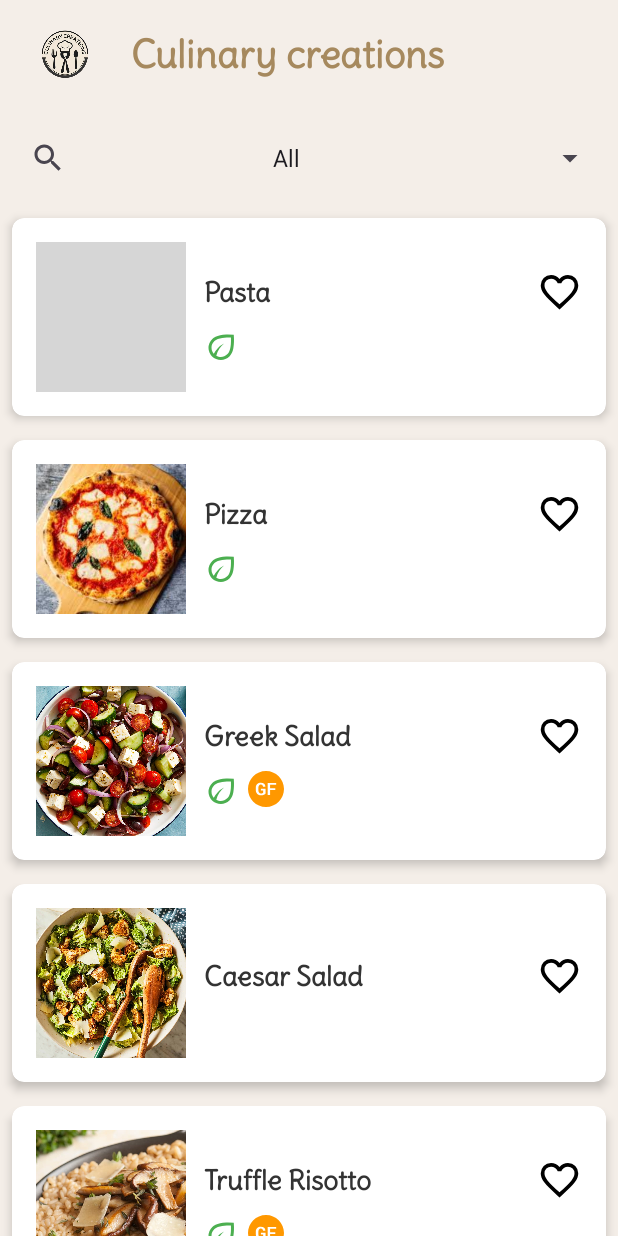
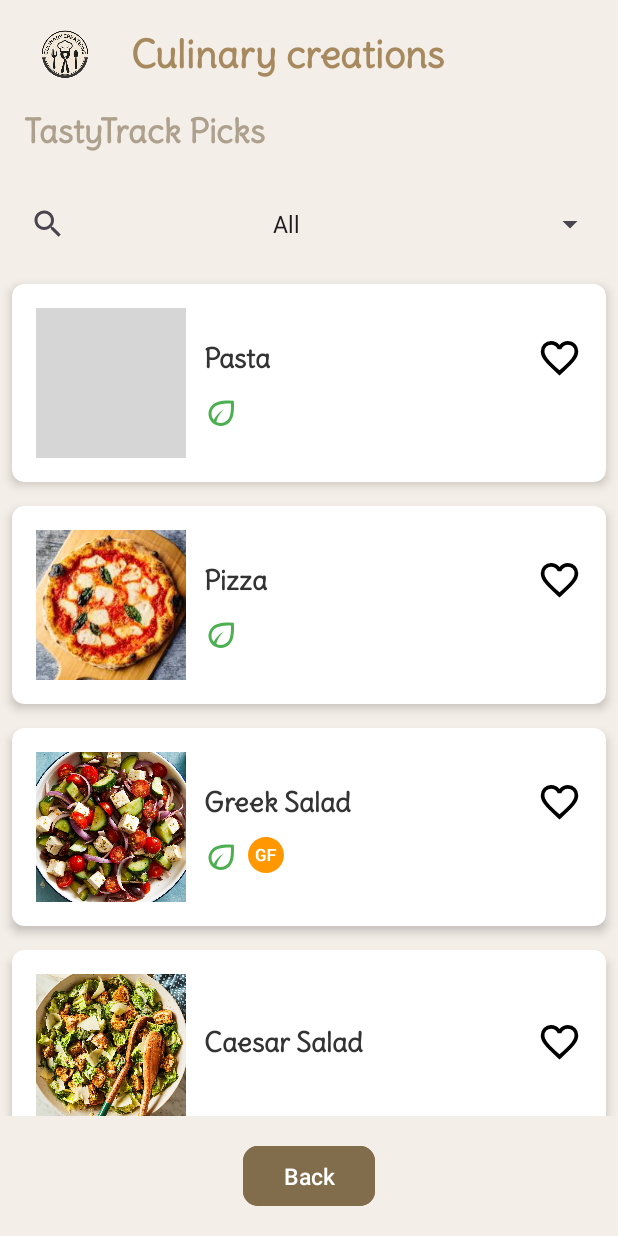
Before and after one commit to Noayo1/TastyTrack, an Android app: the RecipesRecycleView screen opened through its navigation route, on a phone screen of 412 x 824 dp. Run offline under Robolectric (Android 15) with nearby library versions, the light colour scheme and no system bars; our stand-ins replace Firebase (no records; nobody signed in at launch, a user with empty details on screens opened directly); grey boxes are pictures that could not be loaded.

Commit message:
Updated recipe details layout with bottom-aligned back button

```diff
--- a/app/src/main/java/com/example/finalproject/fragments/FavoriesRecipes.java
+++ b/app/src/main/java/com/example/finalproject/fragments/FavoriesRecipes.java
@@ -93,6 +93,10 @@ public class FavoriesRecipes extends Fragment {
 
         loadFavoritesFromFirebase();
 
+        View backButton = view.findViewById(R.id.backButton);
+        backButton.setOnClickListener(v -> requireActivity().onBackPressed());
+
+
         return view;
     }
 
--- a/app/src/main/java/com/example/finalproject/fragments/MyRecipes.java
+++ b/app/src/main/java/com/example/finalproject/fragments/MyRecipes.java
@@ -66,6 +66,10 @@ public class MyRecipes extends Fragment {
 
         loadRecipesFromFirebase();
 
+        View backButton = view.findViewById(R.id.backButton);
+        backButton.setOnClickListener(v -> requireActivity().onBackPressed());
+
+
         return view;
     }
 
--- a/app/src/main/java/com/example/finalproject/fragments/RecipesRecycleView.java
+++ b/app/src/main/java/com/example/finalproject/fragments/RecipesRecycleView.java
@@ -109,6 +109,9 @@ public class RecipesRecycleView extends Fragment {
         // Load favorites from Firebase and mark favorites
         loadFavoritesAndMark();
 
+        View backButton = view.findViewById(R.id.backButton);
+        backButton.setOnClickListener(v -> requireActivity().onBackPressed());
+
         return view;
     }
 
--- a/app/src/main/java/com/example/finalproject/fragments/recipe_details.java
+++ b/app/src/main/java/com/example/finalproject/fragments/recipe_details.java
@@ -116,5 +116,9 @@ public class recipe_details extends Fragment {
         } else {
             Toast.makeText(getContext(), "Error: No recipe found in Bundle", Toast.LENGTH_LONG).show();
         }
+
+        View backButton = view.findViewById(R.id.backButton);
+        backButton.setOnClickListener(v -> requireActivity().onBackPressed());
+
     }
 }
--- a/app/src/main/res/layout/card_my_recipes.xml
+++ b/app/src/main/res/layout/card_my_recipes.xml
@@ -17,7 +17,6 @@
         android:padding="16dp"
         android:gravity="center_vertical">
 
-        <!-- תמונה בצד שמאל -->
         <ImageView
             android:id="@+id/image"
             android:layout_width="100dp"
@@ -26,14 +25,13 @@
             android:scaleType="centerCrop"
             tools:srcCompat="@tools:sample/avatars" />
 
-        <!-- שם המתכון ותגיות בצד ימין -->
+
         <LinearLayout
             android:layout_width="0dp"
             android:layout_height="wrap_content"
             android:layout_weight="1"
             android:orientation="vertical">
 
-            <!-- שם + לב -->
             <LinearLayout
                 android:layout_width="match_parent"
                 android:layout_height="wrap_content"
@@ -75,7 +73,6 @@
 
             </LinearLayout>
 
-            <!-- שורת תגיות -->
             <LinearLayout
                 android:id="@+id/tagsContainer"
                 android:layout_width="wrap_content"
--- a/app/src/main/res/layout/fragment_recipes_recycle_view.xml
+++ b/app/src/main/res/layout/fragment_recipes_recycle_view.xml
@@ -3,6 +3,7 @@
     xmlns:tools="http://schemas.android.com/tools"
     android:layout_width="match_parent"
     android:layout_height="wrap_content"
+    xmlns:app="http://schemas.android.com/apk/res-auto"
     android:orientation="vertical"
     android:background="#F4EEE8"
     tools:context=".fragments.RecipesRecycleView">
@@ -32,6 +33,31 @@
             android:textColor="@color/text_color"
             android:textSize="25dp"
             android:textStyle="bold" />
+
+
+    </LinearLayout>
+
+    <LinearLayout
+        android:layout_width="match_parent"
+        android:layout_height="wrap_content"
+        android:orientation="horizontal"
+        android:paddingStart="16dp"
+        android:paddingEnd="16dp"
+        android:gravity="center_vertical"
+        android:layout_marginBottom="8dp">
+
+        <TextView
+            android:id="@+id/MyRecipes"
+            android:layout_width="0dp"
+            android:layout_height="wrap_content"
+            android:layout_weight="1"
+            android:text="TastyTrack Picks"
+            android:fontFamily="@font/myfont"
+            android:textColor="#ADA08D"
+            android:textSize="22sp"
+            android:textStyle="bold"
+            android:paddingBottom="8dp"/>
+
 
     </LinearLayout>
 
@@ -66,4 +92,22 @@
         android:layout_weight="1"
         tools:listitem="@layout/card_row" />
 
+    <Button
+        android:id="@+id/backButton"
+        android:layout_width="wrap_content"
+        android:layout_height="wrap_content"
+        android:text="Back"
+        android:textAllCaps="false"
+        android:textColor="#FFFFFF"
+        android:backgroundTint="#816C4C"
+        android:layout_gravity="center_horizontal"
+        android:layout_margin="16dp"
+        android:paddingStart="24dp"
+        android:paddingEnd="24dp"
+        android:paddingTop="8dp"
+        android:paddingBottom="8dp"
+        android:textSize="15sp"
+        app:cornerRadius="10dp"/>
+
+
 </LinearLayout>
```
Also changed, not shown: app/src/main/res/layout/fragment_favories_recipes.xml (+25 -6 lines), app/src/main/res/layout/fragment_my_recipes.xml (+18 -1 lines), app/src/main/res/layout/fragment_recipe_details.xml (+31 -13 lines).
